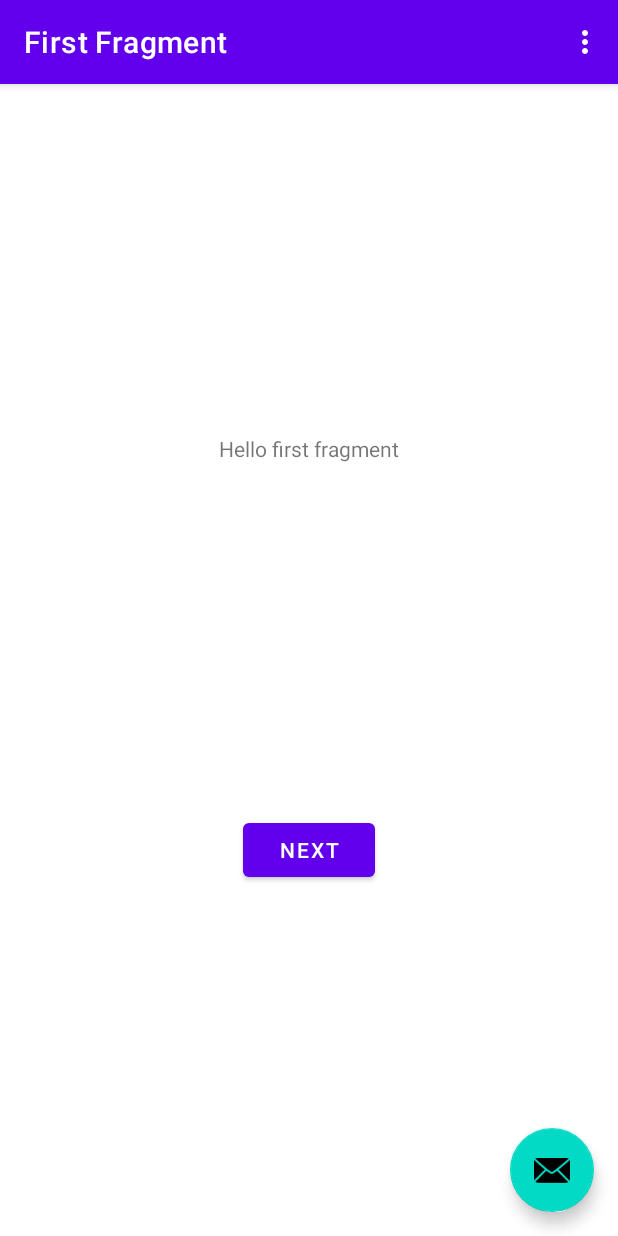
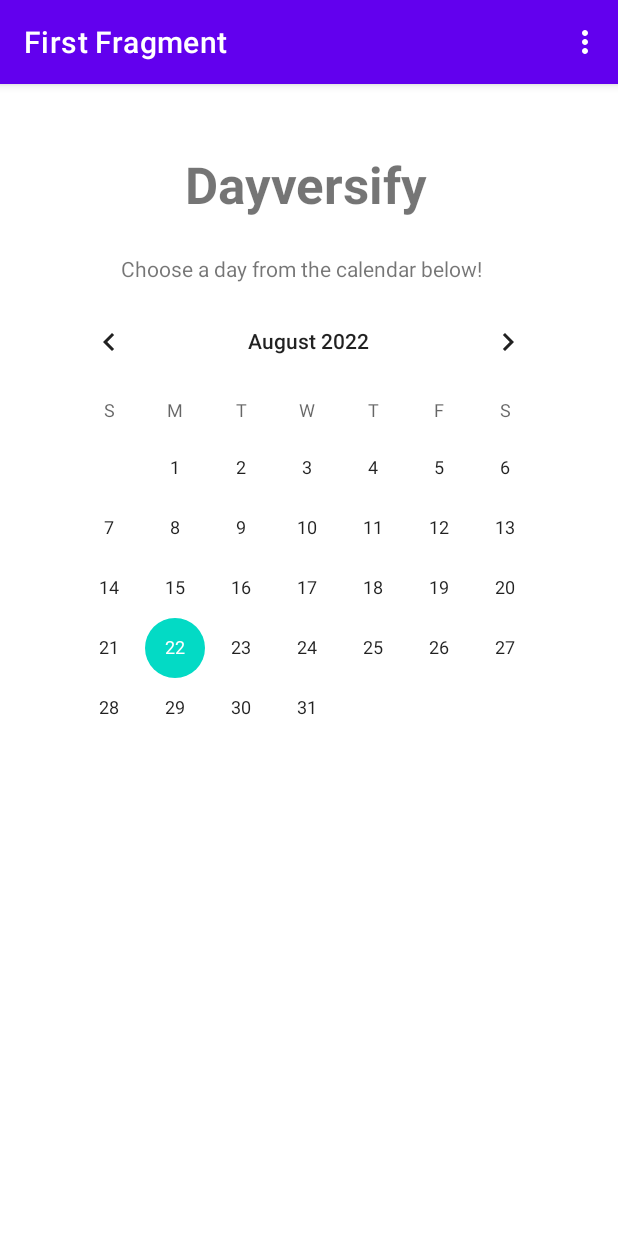
Before and after one commit to damienmiller51/cosc345project, an Android app: the screen it shows after launch (MainActivity), on a phone screen of 412 x 824 dp. Run offline under Robolectric (Android 15) with nearby library versions, the phone set to English and light mode, and no system bars; our stand-ins replace navigation-ui.

Commit message:
Basic home screen layout

```diff
--- a/app/src/main/java/com/example/cosc345project/FirstFragment.kt
+++ b/app/src/main/java/com/example/cosc345project/FirstFragment.kt
@@ -31,10 +31,6 @@ class FirstFragment : Fragment() {
 
     override fun onViewCreated(view: View, savedInstanceState: Bundle?) {
         super.onViewCreated(view, savedInstanceState)
-
-        binding.buttonFirst.setOnClickListener {
-            findNavController().navigate(R.id.action_FirstFragment_to_SecondFragment)
-        }
     }
 
     override fun onDestroyView() {
--- a/app/src/main/java/com/example/cosc345project/MainActivity.kt
+++ b/app/src/main/java/com/example/cosc345project/MainActivity.kt
@@ -27,11 +27,6 @@ class MainActivity : AppCompatActivity() {
         val navController = findNavController(R.id.nav_host_fragment_content_main)
         appBarConfiguration = AppBarConfiguration(navController.graph)
         setupActionBarWithNavController(navController, appBarConfiguration)
-
-        binding.fab.setOnClickListener { view ->
-            Snackbar.make(view, "Replace with your own action", Snackbar.LENGTH_LONG)
-                    .setAction("Action", null).show()
-        }
     }
 
     override fun onCreateOptionsMenu(menu: Menu): Boolean {
--- a/app/src/main/res/layout/activity_main.xml
+++ b/app/src/main/res/layout/activity_main.xml
@@ -22,13 +22,4 @@
 
     <include layout="@layout/content_main" />
 
-    <com.google.android.material.floatingactionbutton.FloatingActionButton
-        android:id="@+id/fab"
-        android:layout_width="wrap_content"
-        android:layout_height="wrap_content"
-        android:layout_gravity="bottom|end"
-        android:layout_marginEnd="@dimen/fab_margin"
-        android:layout_marginBottom="16dp"
-        app:srcCompat="@android:drawable/ic_dialog_email" />
-
 </androidx.coordinatorlayout.widget.CoordinatorLayout>
--- a/app/src/main/res/layout/content_main.xml
+++ b/app/src/main/res/layout/content_main.xml
@@ -1,6 +1,7 @@
 <?xml version="1.0" encoding="utf-8"?>
 <androidx.constraintlayout.widget.ConstraintLayout xmlns:android="http://schemas.android.com/apk/res/android"
     xmlns:app="http://schemas.android.com/apk/res-auto"
+    xmlns:tools="http://schemas.android.com/tools"
     android:layout_width="match_parent"
     android:layout_height="match_parent"
     app:layout_behavior="@string/appbar_scrolling_view_behavior">
@@ -13,7 +14,10 @@
         app:defaultNavHost="true"
         app:layout_constraintBottom_toBottomOf="parent"
         app:layout_constraintEnd_toEndOf="parent"
+        app:layout_constraintHorizontal_bias="1.0"
         app:layout_constraintStart_toStartOf="parent"
         app:layout_constraintTop_toTopOf="parent"
+        app:layout_constraintVertical_bias="1.0"
         app:navGraph="@navigation/nav_graph" />
+
 </androidx.constraintlayout.widget.ConstraintLayout>
--- a/app/src/main/res/layout/fragment_first.xml
+++ b/app/src/main/res/layout/fragment_first.xml
@@ -6,23 +6,40 @@
     android:layout_height="match_parent"
     tools:context=".FirstFragment">
 
-    <TextView
-        android:id="@+id/textview_first"
-        android:layout_width="wrap_content"
-        android:layout_height="wrap_content"
-        android:text="@string/hello_first_fragment"
-        app:layout_constraintBottom_toTopOf="@id/button_first"
+    <CalendarView
+        android:id="@+id/mainCalendar"
+        android:layout_width="350dp"
+        android:layout_height="338dp"
+        android:layout_marginStart="30dp"
+        android:layout_marginTop="138dp"
+        android:layout_marginEnd="31dp"
         app:layout_constraintEnd_toEndOf="parent"
         app:layout_constraintStart_toStartOf="parent"
         app:layout_constraintTop_toTopOf="parent" />
 
-    <Button
-        android:id="@+id/button_first"
-        android:layout_width="wrap_content"
-        android:layout_height="wrap_content"
-        android:text="@string/next"
-        app:layout_constraintBottom_toBottomOf="parent"
+    <TextView
+        android:id="@+id/name_title"
+        android:layout_width="165dp"
+        android:layout_height="52dp"
+        android:layout_marginStart="123dp"
+        android:layout_marginTop="44dp"
+        android:layout_marginEnd="123dp"
+        android:text="Dayversify"
+        android:textSize="34sp"
+        android:textStyle="bold"
         app:layout_constraintEnd_toEndOf="parent"
         app:layout_constraintStart_toStartOf="parent"
-        app:layout_constraintTop_toBottomOf="@id/textview_first" />
+        app:layout_constraintTop_toTopOf="parent" />
+
+    <TextView
+        android:id="@+id/home_calendar_label"
+        android:layout_width="250dp"
+        android:layout_height="25dp"
+        android:layout_marginStart="80dp"
+        android:layout_marginTop="113dp"
+        android:layout_marginEnd="81dp"
+        android:text="Choose a day from the calendar below!"
+        app:layout_constraintEnd_toEndOf="parent"
+        app:layout_constraintStart_toStartOf="parent"
+        app:layout_constraintTop_toTopOf="parent" />
 </androidx.constraintlayout.widget.ConstraintLayout>
```
